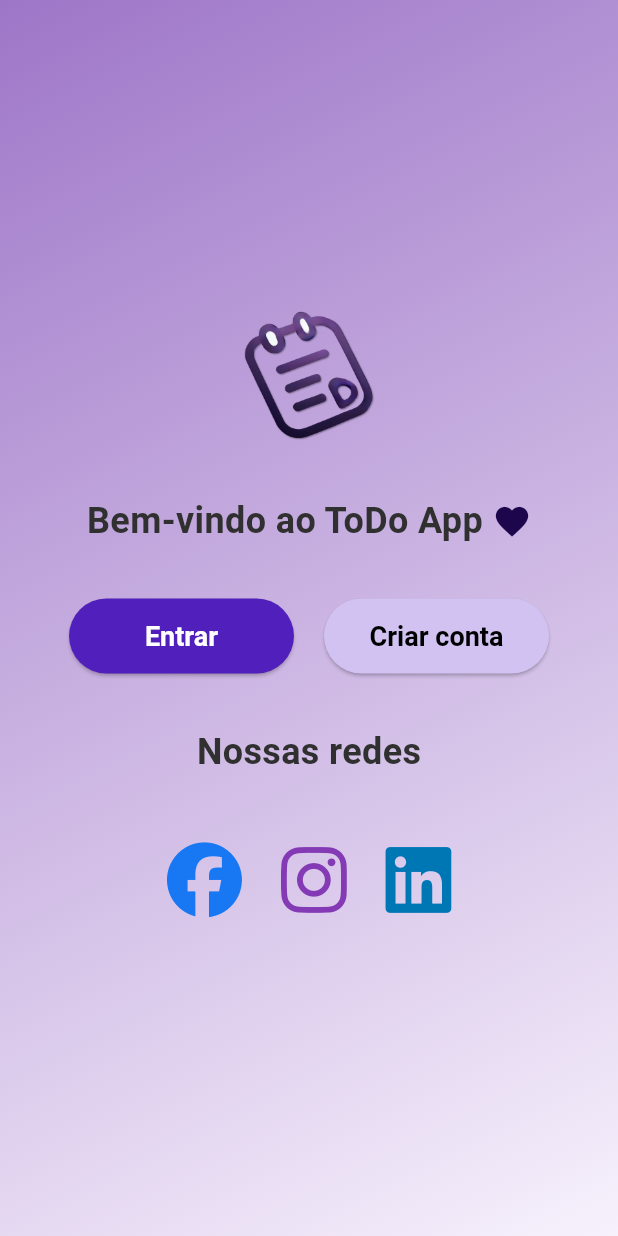
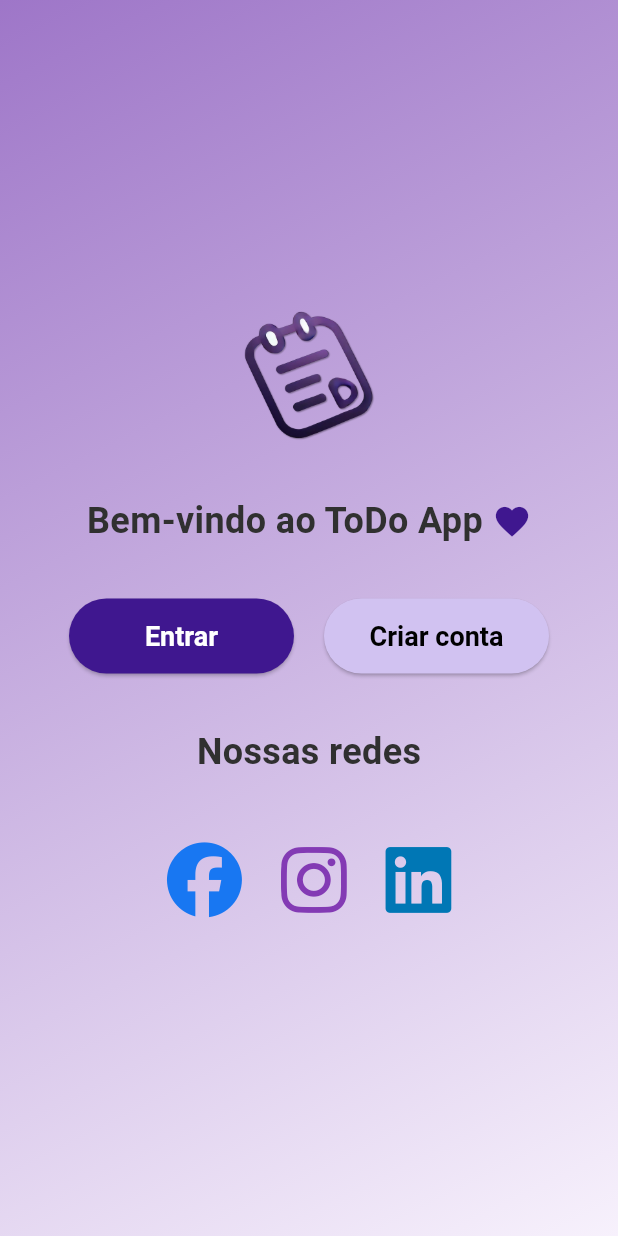
Before and after one commit to dugabrielle/todo_project, a Flutter app: the screen it shows after launch, on a phone screen of 412 x 824 dp. Run offline on Flutter 3.47's test engine with Material 3 defaults, Android fonts, the light colour scheme and no system bars; our stand-ins replace font_awesome_flutter, google_fonts; Roboto replaces fonts that are missing (Poppins).

Commit message:
color update

```diff
--- a/lib/src/screens/welcome.dart
+++ b/lib/src/screens/welcome.dart
@@ -45,7 +45,7 @@ class _WelcomeScreenState extends State<WelcomeScreen> {
                     WidgetSpan(
                       child: Icon(
                         Icons.favorite,
-                        color: Color(0xFF1D064C),
+                        color: Color(0xFF3F178F),
                         size: 26,
                       ),
                     ),
@@ -58,7 +58,7 @@ class _WelcomeScreenState extends State<WelcomeScreen> {
                 children: [
                   ElevatedButton(
                     style: ElevatedButton.styleFrom(
-                      backgroundColor: const Color(0xFF511FBB),
+                      backgroundColor: const Color(0xFF3F178F),
                       foregroundColor: Colors.white,
                       minimumSize: const Size(150, 50),
                       textStyle: const TextStyle(
@@ -87,7 +87,10 @@ class _WelcomeScreenState extends State<WelcomeScreen> {
               const Text(
                 'Nossas redes',
                 style: TextStyle(
-                    fontFamily: 'Poppins', fontSize: 24, color: Color.fromARGB(255, 48, 48, 48),),
+                  fontFamily: 'Poppins',
+                  fontSize: 24,
+                  color: Color.fromARGB(255, 48, 48, 48),
+                ),
               ),
               const SizedBox(height: 35),
               Row(
```
